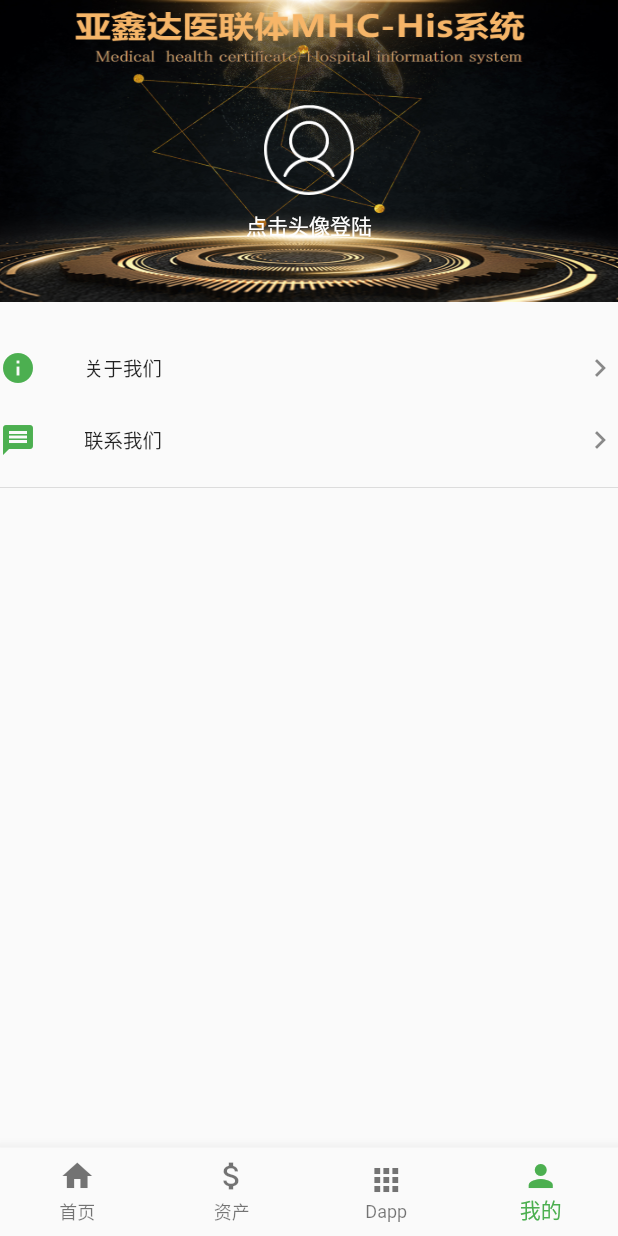
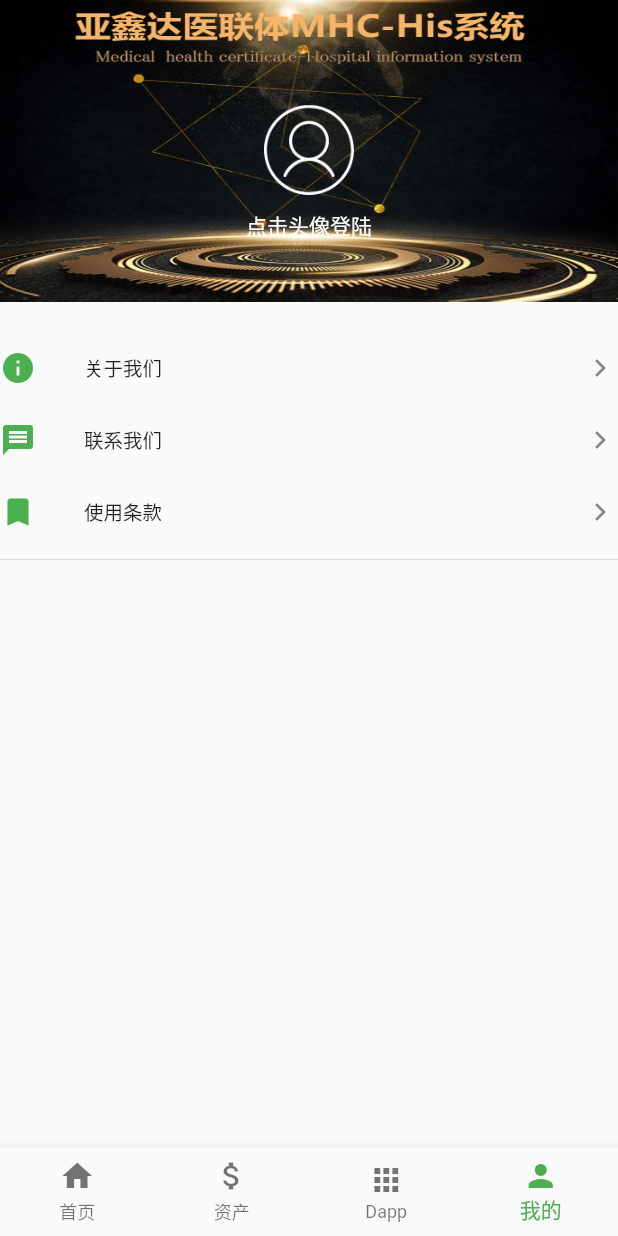
Before and after one commit to jjjachyty/apcc_wallet, a Flutter app: the screen it shows after launch, item 4 of the bottom bar chosen, on a phone screen of 412 x 824 dp. Run offline on Flutter 3.47's test engine with Material 2 defaults, Android fonts, the phone set to English and light mode, and no system bars; our stand-ins replace cached_network_image, cookie_jar, date_format, dio, event_bus, flutter_markdown and 10 more; missing offline and left inert: bip32, bip39, cipher2, flutter_progress_button, flutter_webview_plugin, pointycastle and 4 more; accounts and stored records are empty; network calls fail; statements that could not run were skipped; project files that could hold a hidden picture were left out; key blocks and very long unbroken strings in the code were emptied for the run.

Commit message:
增加条款

```diff
--- a/lib/router.dart
+++ b/lib/router.dart
@@ -3,6 +3,7 @@ import 'package:apcc_wallet/src/center/captcha.dart';
 import 'package:apcc_wallet/src/center/id_auth.dart';
 import 'package:apcc_wallet/src/center/login.dart';
 import 'package:apcc_wallet/src/center/login_passwd.dart';
+import 'package:apcc_wallet/src/center/notice.dart';
 import 'package:apcc_wallet/src/center/profile.dart';
 import 'package:apcc_wallet/src/center/register.dart';
 
@@ -36,7 +37,7 @@ final Map<String, WidgetBuilder> routes = {
   "/register": (BuildContext context) => new UserRegister(),
   "/loginpasswd": (BuildContext context) => new LoginPasswd(),
   "/login": (BuildContext context) => new UserLogin(),
-
+  "/notice": (BuildContext context) => new Notice(),
   "/user/idcard": (BuildContext context) => new IDCardRecognition(),
   // "/transfersuccess": (BuildContext context) => new TransferSuccessPage(),
 };
--- a/lib/src/center/captcha.dart
+++ b/lib/src/center/captcha.dart
@@ -106,11 +106,12 @@ class _CaptchaState extends State<Captcha> {
                       onPressed: () async {
                         if (_input.currentState.validate()) {
                           _input.currentState.save();
-                          if (await verificationCaptcha(this.phone,_smsValue)) {
+                          var _data = await verificationCaptcha(this.phone,_smsValue);
+                          if (_data.state) {
                             Navigator.of(context).pop(true);
                           } else {
                             _scaffoldkey.currentState.showSnackBar(SnackBar(
-                              content: Text("验证码校验错误,请重新输入"),
+                              content: Text(_data.messsage),
                               backgroundColor: Colors.red,
                             ));
                             _input.currentState.reset();
--- a/lib/src/center/index.dart
+++ b/lib/src/center/index.dart
@@ -63,7 +63,18 @@ class _UserCenterState extends State<UserCenter> {
             Navigator.of(context).pushNamed("/contactus");
           },
         ),
-        Divider()
+        new ListTile(
+          dense: true,
+          contentPadding: EdgeInsets.zero,
+          isThreeLine: false,
+          leading: Icon(Icons.bookmark,color: Colors.green,),
+          trailing: Icon(Icons.keyboard_arrow_right),
+          title: Text("使用条款"),
+          onTap: () {
+            Navigator.of(context).pushNamed("/notice");
+          },
+        ),
+        Divider(),
       ],
     );
   }
--- /dev/null
+++ b/lib/src/center/notice.dart
@@ -0,0 +1,25 @@
+import 'package:flutter/material.dart';
+
+class Notice extends StatelessWidget {
+  @override
+  Widget build(BuildContext context) {
+    return
+    Scaffold(
+      appBar: AppBar(title: Text("使用条款"),),
+      body: Container(
+      child: Text("""
+      您即将使用的软件可用作区块链数字Token钱包。该软件并不构成MHC或其他第三方，成为您的金融中介或金融资产代管账户。
+
+尽管该软件已经过严格的测试，并且通过开发人员联合社区的反馈进行持续修订，但我们仍无法保证软件中不会有任何错误。您理解并认可您使用本软件的行为是由您自行决定的并应该遵守所有适用法律。您有责任保护您的密码，私钥对，PIN码以及用于访问软件的任何其他代码及内容。
+
+如果您删除了自己的MHC钱包或者您丢失了的加密私钥，并且您没有单独存储您的钱包的相应备份，则您理解并同意，您将可能无法再访问此钱包。
+
+您理解并同意，钱包的所有交易请求都是不可撤销的。如果您丢失或遗忘了您的私钥或密码，则该软件的作者及附属公司，版权所有者，都将可能无法恢复，无法保证交易确认，因为他们无法控制区块链网络。
+
+您理解并承担与使用该软件相关的任何和所有风险。在任何情况下，无论是因合同行为、侵权行为、亦或其他原因，在软件之外或与之相关的情况，软件的作者及附属公司均不承担任何索赔，损害赔偿或其他责任。
+      """),
+    )
+    );
+
+  }
+}
--- a/lib/src/center/register.dart
+++ b/lib/src/center/register.dart
@@ -172,7 +172,7 @@ class _UserRegisterState extends State<UserRegister> {
           ),
           SizedBox(
             height: 15,
-            child: Text(_errorText, style: TextStyle(color: Colors.red)),
+            child: Text(_errorText??"", style: TextStyle(color: Colors.red)),
           ),
           ProgressButton(
             color: Colors.green,
--- a/lib/src/common/contact.dart
+++ b/lib/src/common/contact.dart
@@ -16,7 +16,7 @@ class ContactUs extends StatelessWidget {
                 IconData(0xe600, fontFamily: 'myIcon'),
                 color: Colors.green,
               ),
-              trailing: Text("..."),
+              trailing: Text("yaxingda001（13308313620）"),
               onTap: () async {
                 if (await canLaunch("weixin://")) {
                   await launch("weixin://");
@@ -35,7 +35,7 @@ class ContactUs extends StatelessWidget {
                 IconData(0xe65c, fontFamily: 'myIcon'),
                 color: Colors.green,
               ),
-              trailing: Text("..."),
+              trailing: Text("392851289"),
             ),
             ListTile(
               leading: Icon(Icons.phone,color: Colors.green,),
--- a/lib/src/common/http.dart
+++ b/lib/src/common/http.dart
@@ -7,7 +7,7 @@ import 'package:dio/dio.dart';
 
 import 'event_bus.dart';
 
-var apiURL = "http://119.3.108.19:9090/api/wallet/v1";
+var apiURL = "http://192.168.1.11:9090/api/wallet/v1";
 
 Dio api;
 
--- a/lib/src/model/captcha.dart
+++ b/lib/src/model/captcha.dart
@@ -1,3 +1,4 @@
+import 'package:apcc_wallet/src/common/define.dart';
 import 'package:apcc_wallet/src/common/http.dart';
 import 'package:dio/dio.dart';
 
@@ -8,9 +9,8 @@ Future<String> getCaptcha(String id) async {
   return response.data["Data"]["img"];
 }
 
-Future<bool> verificationCaptcha(String id,value) async {
-  var  response = await api.post("/com/captcha",queryParameters: {"phone":id,"value":value});
-  return response.data["Status"];
+Future<Data> verificationCaptcha(String id,value) async {
+  return await post("/com/captcha",data: new FormData.from({"phone":id,"value":value}));
 }
 
 Future<bool> verificationSms(String id,value ) async {
```
